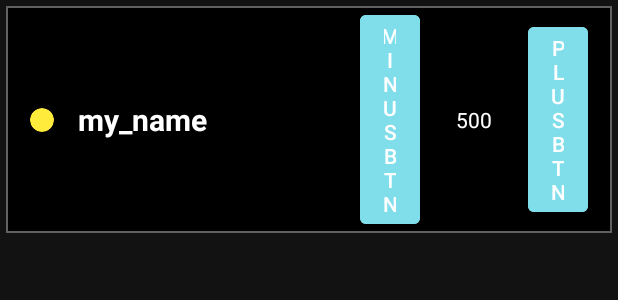
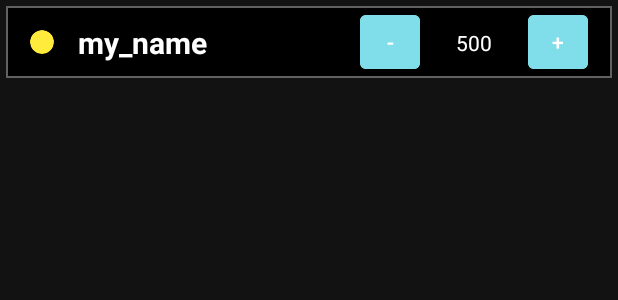
Before and after one commit to gianbundi/MGE_Miniprojekt, an Android app: the layout row_layout.xml on its own in the app's theme, with its tools: preview values and no code run, on a phone screen of 412 x 824 dp. Shown: the top 300 px of the screen. Run offline under Robolectric (Android 15) with nearby library versions, the phone set to English and light mode, and no system bars.

Commit message:
improve buttons

```diff
--- a/app/src/main/res/values/strings.xml
+++ b/app/src/main/res/values/strings.xml
@@ -8,8 +8,8 @@
     <string name="save">Save</string>
     <string name="delete">Delete</string>
     <string name="my_name">my_name</string>
-    <string name="minusbtn">minusbtn</string>
-    <string name="plusbtn">plusbtn</string>
+    <string name="minusbtn">-</string>
+    <string name="plusbtn">+</string>
     <string name="value500">500</string>
     <string name="dark_mode">dark_mode</string>
     <string name="sync_header">Header </string>
```
